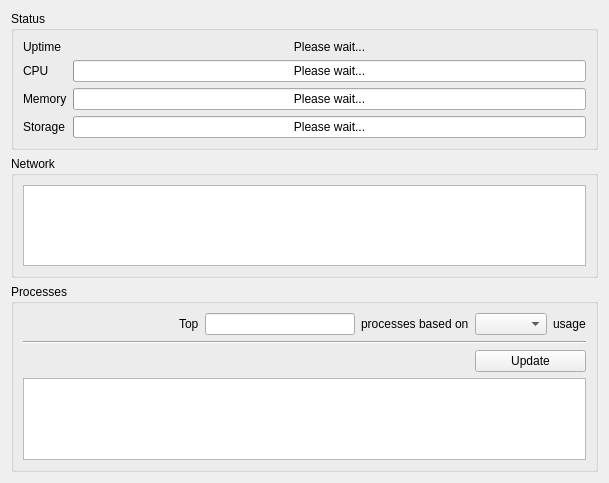
The window that src/brickv/plugin_system/plugins/red/ui/red_tab_overview.ui (Tinkerforge/brickv) describes before a commit, drawn with Qt 5.
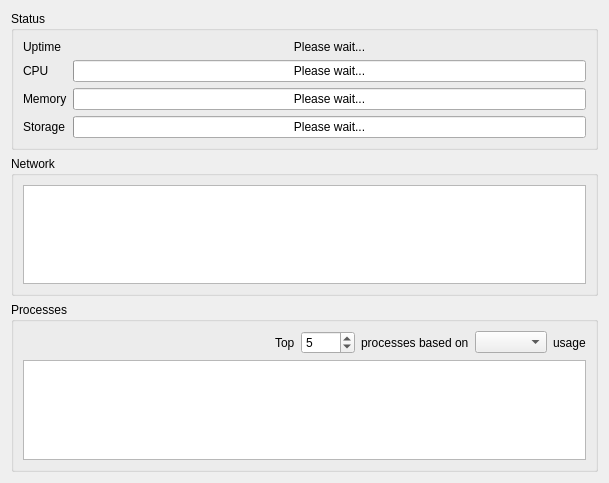
The same window after the commit.

Commit message: red-brick: Initial implementation of the overview tab

The edit to the form file:
```diff
--- a/src/brickv/plugin_system/plugins/red/ui/red_tab_overview.ui
+++ b/src/brickv/plugin_system/plugins/red/ui/red_tab_overview.ui
@@ -106,6 +106,9 @@
         <property name="editTriggers">
          <set>QAbstractItemView::NoEditTriggers</set>
         </property>
+        <property name="alternatingRowColors">
+         <bool>true</bool>
+        </property>
         <property name="selectionBehavior">
          <enum>QAbstractItemView::SelectRows</enum>
         </property>
@@ -128,8 +131,24 @@
      <layout class="QVBoxLayout" name="verticalLayout">
       <item>
        <layout class="QGridLayout" name="glayout_process">
-        <item row="0" column="2">
-         <widget class="QLineEdit" name="ledit_number_of_process"/>
+        <item row="2" column="0" colspan="6">
+         <widget class="QTableView" name="tview_process">
+          <property name="alternatingRowColors">
+           <bool>true</bool>
+          </property>
+          <property name="selectionBehavior">
+           <enum>QAbstractItemView::SelectRows</enum>
+          </property>
+          <property name="sortingEnabled">
+           <bool>true</bool>
+          </property>
+          <attribute name="verticalHeaderVisible">
+           <bool>false</bool>
+          </attribute>
+          <attribute name="verticalHeaderHighlightSections">
+           <bool>true</bool>
+          </attribute>
+         </widget>
         </item>
         <item row="0" column="0">
          <spacer name="horizontalSpacer">
@@ -164,29 +183,6 @@
           </property>
          </widget>
         </item>
-        <item row="5" column="0" colspan="6">
-         <widget class="QTableView" name="tview_process">
-          <property name="selectionBehavior">
-           <enum>QAbstractItemView::SelectRows</enum>
-          </property>
-          <property name="sortingEnabled">
-           <bool>true</bool>
-          </property>
-          <attribute name="verticalHeaderVisible">
-           <bool>false</bool>
-          </attribute>
-          <attribute name="verticalHeaderHighlightSections">
-           <bool>true</bool>
-          </attribute>
-         </widget>
-        </item>
-        <item row="1" column="0" colspan="6">
-         <widget class="Line" name="line">
-          <property name="orientation">
-           <enum>Qt::Horizontal</enum>
-          </property>
-         </widget>
-        </item>
         <item row="0" column="1">
          <widget class="QLabel" name="label_top">
           <property name="text">
@@ -194,10 +190,16 @@
           </property>
          </widget>
         </item>
-        <item row="2" column="4" colspan="2">
-         <widget class="QPushButton" name="pbutton_process_update">
-          <property name="text">
-           <string>Update</string>
+        <item row="0" column="2">
+         <widget class="QSpinBox" name="sbox_number_of_process">
+          <property name="minimum">
+           <number>1</number>
+          </property>
+          <property name="maximum">
+           <number>9999</number>
+          </property>
+          <property name="value">
+           <number>5</number>
           </property>
          </widget>
         </item>
```
The commit also changes 2 other files.
